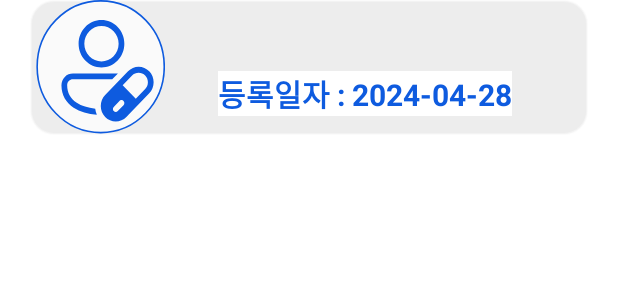
After one commit to K-iise/Pill-Dispenser, an Android app: the layout device_bring.xml on its own in the app's theme, with its tools: preview values and no code run, on a phone screen of 412 x 824 dp. The commit adds this screen. Shown: the top 300 px of the screen. Run offline under Robolectric (Android 15) with nearby library versions, the phone set to English and light mode, and no system bars.

Commit message:
기기 선택 / 부분 완 레이아웃 클릭 X , 이미지 뷰 클릭.

```diff
--- /dev/null
+++ b/app/src/main/res/drawable/device_border.xml
@@ -0,0 +1,8 @@
+<!-- res/drawable/border.xml -->
+<shape xmlns:android="http://schemas.android.com/apk/res/android">
+    <solid android:color="#80DCDCDC" />
+    <stroke
+        android:width="1dp"
+        android:color="#90F8F8F8" />
+    <corners android:radius="15dp"/>
+</shape>
--- /dev/null
+++ b/app/src/main/res/layout/device_bring.xml
@@ -0,0 +1,73 @@
+<?xml version="1.0" encoding="utf-8"?>
+<androidx.constraintlayout.widget.ConstraintLayout xmlns:android="http://schemas.android.com/apk/res/android"
+    xmlns:tools="http://schemas.android.com/tools"
+    android:layout_width="match_parent"
+    android:layout_height="match_parent">
+
+    <!-- 등록된 기기 화면-->
+    <RelativeLayout
+        android:id="@+id/device"
+        android:layout_marginTop="15dp"
+        android:layout_marginRight="20dp"
+        android:layout_marginLeft="20dp"
+        android:background="@drawable/device_border"
+        android:layout_width="match_parent"
+        android:layout_height="wrap_content"
+        tools:ignore="MissingConstraints"
+        >
+
+        <ImageView
+            android:id="@+id/Image"
+            android:layout_width="wrap_content"
+            android:layout_height="wrap_content"
+            android:src="@drawable/circleimage"
+            android:onClick="onInformationButtonClick"
+            />
+
+        <TextView
+            android:id="@+id/devicenumber"
+            android:layout_width="wrap_content"
+            android:layout_height="wrap_content"
+            android:background="#FFFFFF"
+            android:text=""
+            android:textSize="20dp"
+            android:textStyle="bold"
+            android:textColor="#0E5BDF"
+            android:layout_marginTop="10dp"
+            android:layout_marginBottom="10dp"
+            android:layout_marginLeft="35dp"
+            android:layout_toRightOf="@id/Image"/>
+
+
+        <TextView
+            android:id="@+id/devicename"
+            android:layout_width="wrap_content"
+            android:layout_height="wrap_content"
+            android:background="#FFFFFF"
+            android:text=""
+            android:textSize="20dp"
+            android:textStyle="bold"
+            android:textColor="#0E5BDF"
+            android:layout_marginTop="10dp"
+            android:layout_marginBottom="10dp"
+            android:layout_marginLeft="40dp"
+            android:layout_above="@id/register"
+            android:layout_alignRight="@id/register"
+            />
+
+
+        <TextView
+            android:id="@+id/register"
+            android:layout_width="wrap_content"
+            android:layout_height="wrap_content"
+            android:background="#FFFFFF"
+            android:text="등록일자 : 2024-04-28"
+            android:textSize="20dp"
+            android:textStyle="bold"
+            android:textColor="#0E5BDF"
+            android:layout_below="@id/devicenumber"
+            android:layout_alignLeft="@id/devicenumber"
+            />
+    </RelativeLayout>
+
+</androidx.constraintlayout.widget.ConstraintLayout>
```
Also changed, not shown: app/src/main/java/com/capstone/pilldispenser/Device_select.java (+83 -82 lines), app/src/main/res/layout/activity_device_select.xml (+2 -71 lines).
